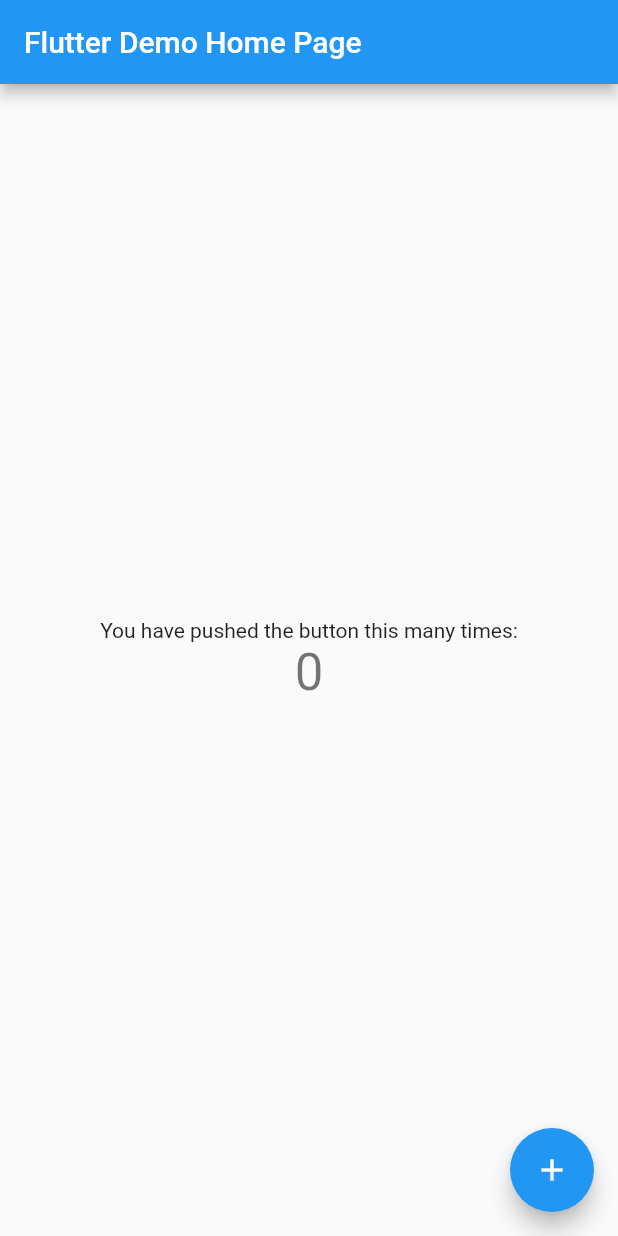
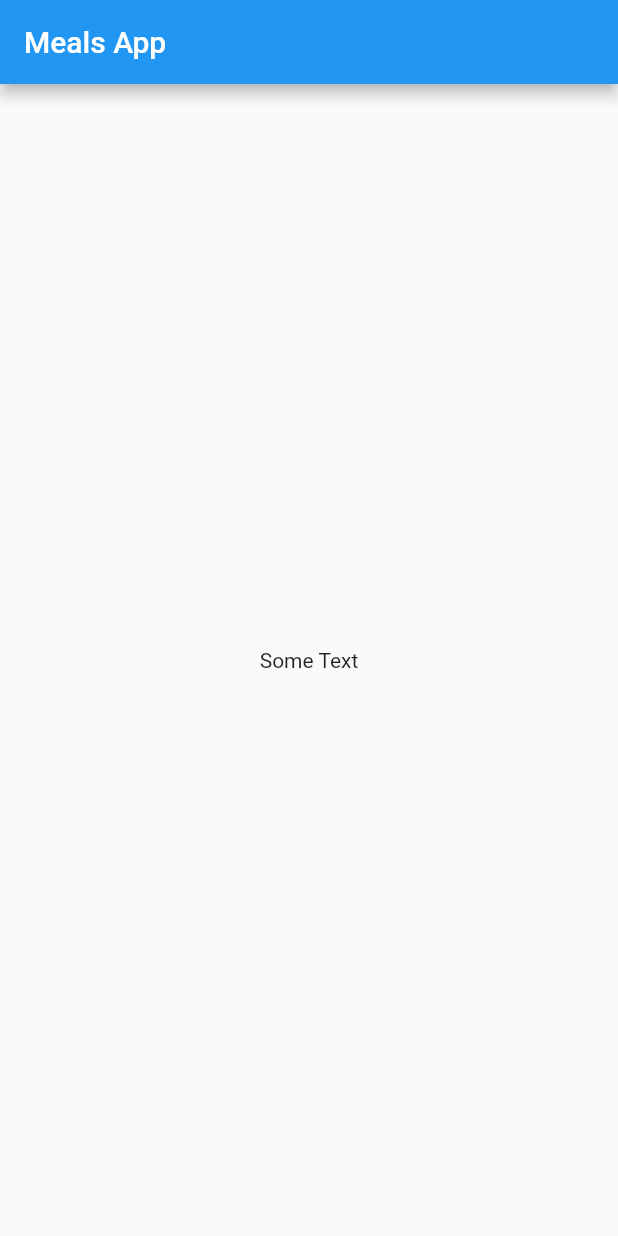
Before and after one commit to back-tosquare/Flutter-MealsApp, a Flutter app: the screen it shows after launch, on a phone screen of 412 x 824 dp. Run offline on Flutter 3.47's test engine with Material 2 defaults, Android fonts, the phone set to English and light mode, and no system bars.

Commit message:
Basic Template

```diff
--- /dev/null
+++ b/MealsApp/lib/HomePage.dart
@@ -0,0 +1,22 @@
+import 'package:flutter/material.dart';
+
+class HomePage extends StatefulWidget {
+  final String title;
+  HomePage(this.title);
+  @override
+  _HomePageState createState() => _HomePageState();
+}
+
+class _HomePageState extends State<HomePage> {
+  @override
+  Widget build(BuildContext context) {
+    return Scaffold(
+      appBar: AppBar(
+        title: Text(widget.title),
+      ),
+      body: Center(
+        child: Text("Some Text"),
+      ),
+    );
+  }
+}
--- a/MealsApp/lib/main.dart
+++ b/MealsApp/lib/main.dart
@@ -1,117 +1,19 @@
 import 'package:flutter/material.dart';
+
+import './HomePage.dart';
 
 void main() {
   runApp(MyApp());
 }
 
 class MyApp extends StatelessWidget {
-  // This widget is the root of your application.
+  final String title = "Meals App";
   @override
   Widget build(BuildContext context) {
     return MaterialApp(
-      title: 'Flutter Demo',
-      theme: ThemeData(
-        // This is the theme of your application.
-        //
-        // Try running your application with "flutter run". You'll see the
-        // application has a blue toolbar. Then, without quitting the app, try
-        // changing the primarySwatch below to Colors.green and then invoke
-        // "hot reload" (press "r" in the console where you ran "flutter run",
-        // or simply save your changes to "hot reload" in a Flutter IDE).
-        // Notice that the counter didn't reset back to zero; the application
-        // is not restarted.
-        primarySwatch: Colors.blue,
-        // This makes the visual density adapt to the platform that you run
-        // the app on. For desktop platforms, the controls will be smaller and
-        // closer together (more dense) than on mobile platforms.
-        visualDensity: VisualDensity.adaptivePlatformDensity,
-      ),
-      home: MyHomePage(title: 'Flutter Demo Home Page'),
+      debugShowCheckedModeBanner: false,
+      title: title,
+      home: HomePage(title),
     );
   }
 }
-
-class MyHomePage extends StatefulWidget {
-  MyHomePage({Key key, this.title}) : super(key: key);
-
-  // This widget is the home page of your application. It is stateful, meaning
-  // that it has a State object (defined below) that contains fields that affect
-  // how it looks.
-
-  // This class is the configuration for the state. It holds the values (in this
-  // case the title) provided by the parent (in this case the App widget) and
-  // used by the build method of the State. Fields in a Widget subclass are
-  // always marked "final".
-
-  final String title;
-
-  @override
-  _MyHomePageState createState() => _MyHomePageState();
-}
-
-class _MyHomePageState extends State<MyHomePage> {
-  int _counter = 0;
-
-  void _incrementCounter() {
-    setState(() {
-      // This call to setState tells the Flutter framework that something has
-      // changed in this State, which causes it to rerun the build method below
-      // so that the display can reflect the updated values. If we changed
-      // _counter without calling setState(), then the build method would not be
-      // called again, and so nothing would appear to happen.
-      _counter++;
-    });
-  }
-
-  @override
-  Widget build(BuildContext context) {
-    // This method is rerun every time setState is called, for instance as done
-    // by the _incrementCounter method above.
-    //
-    // The Flutter framework has been optimized to make rerunning build methods
-    // fast, so that you can just rebuild anything that needs updating rather
-    // than having to individually change instances of widgets.
-    return Scaffold(
-      appBar: AppBar(
-        // Here we take the value from the MyHomePage object that was created by
-        // the App.build method, and use it to set our appbar title.
-        title: Text(widget.title),
-      ),
-      body: Center(
-        // Center is a layout widget. It takes a single child and positions it
-        // in the middle of the parent.
-        child: Column(
-          // Column is also a layout widget. It takes a list of children and
-          // arranges them vertically. By default, it sizes itself to fit its
-          // children horizontally, and tries to be as tall as its parent.
-          //
-          // Invoke "debug painting" (press "p" in the console, choose the
-          // "Toggle Debug Paint" action from the Flutter Inspector in Android
-          // Studio, or the "Toggle Debug Paint" command in Visual Studio Code)
-          // to see the wireframe for each widget.
-          //
-          // Column has various properties to control how it sizes itself and
-          // how it positions its children. Here we use mainAxisAlignment to
-          // center the children vertically; the main axis here is the vertical
-          // axis because Columns are vertical (the cross axis would be
-          // horizontal).
-          mainAxisAlignment: MainAxisAlignment.center,
-          children: <Widget>[
-            Text(
-              'You have pushed the button this many times:',
-            ),
-            Text(
-              '$_counter',
-              style: Theme.of(context).textTheme.headline4,
-            ),
-          ],
-        ),
-      ),
-      floatingActionButton: FloatingActionButton(
-        onPressed: _incrementCounter,
-        tooltip: 'Increment',
-        child: Icon(Icons.add),
-      ), // This trailing comma makes auto-formatting nicer for build methods.
-    );
-  }
-}
```
